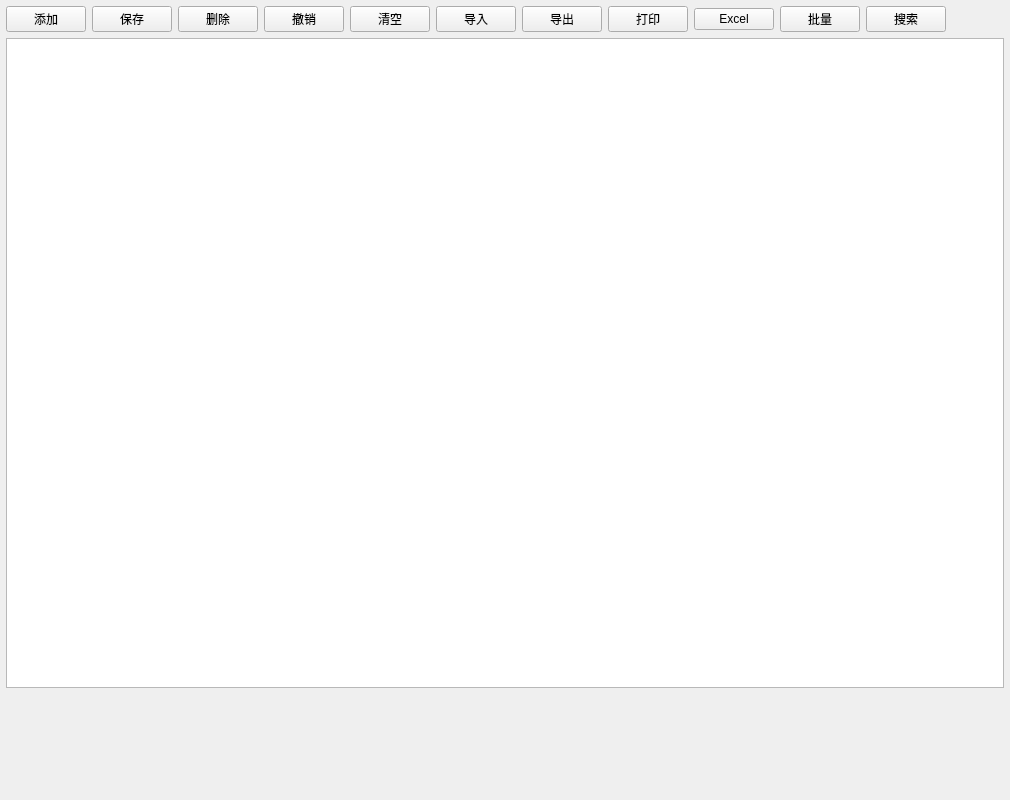
Old version of the form video_system/ui/frmconfig/frmconfigipc.ui in the repository Geey-Cloud/video-system.
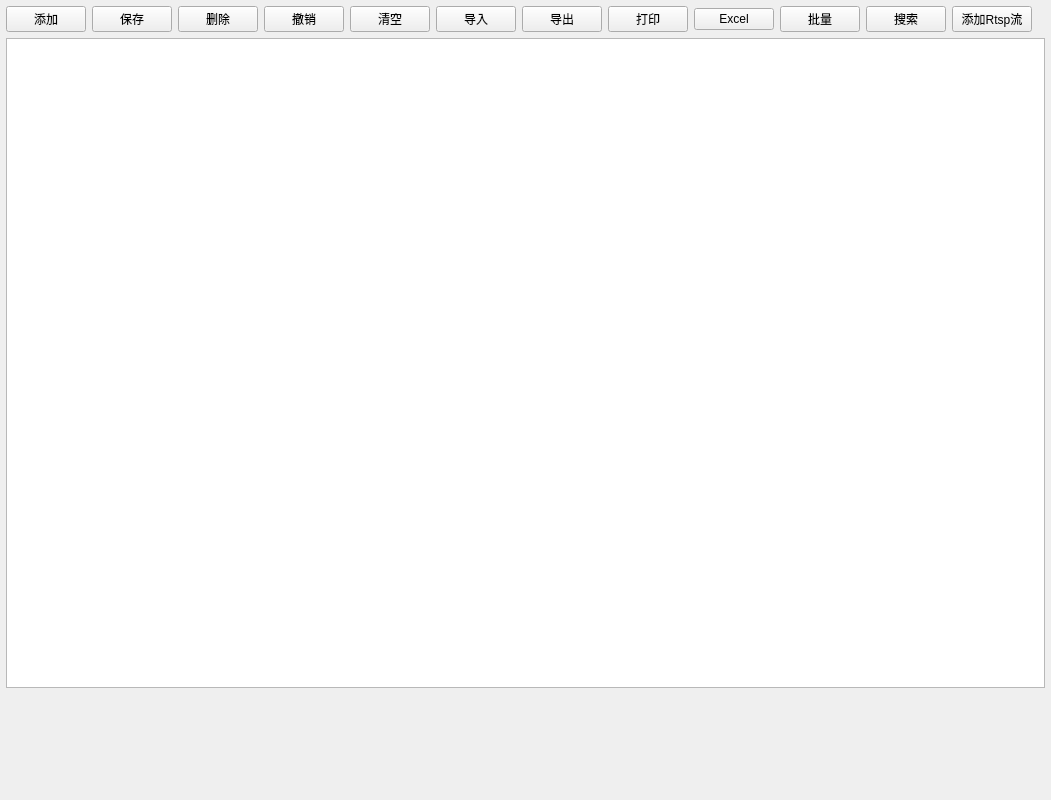
New version of the form. Custom widgets are drawn as their Qt base class.

Commit message: 实现拉取盒子的rtsp流。[设备列表树]的图标随[设备管理]页的[是否在线]变化

```diff
--- a/video_system/ui/frmconfig/frmconfigipc.ui
+++ b/video_system/ui/frmconfig/frmconfigipc.ui
@@ -124,6 +124,13 @@
         </property>
        </widget>
       </item>
+      <item>
+       <widget class="QPushButton" name="btnAddRtspStream">
+        <property name="text">
+         <string>添加Rtsp流</string>
+        </property>
+       </widget>
+      </item>
       <item>
        <widget class="QLabel" name="labTip">
         <property name="sizePolicy">
```
The commit also changes 7 other files.
